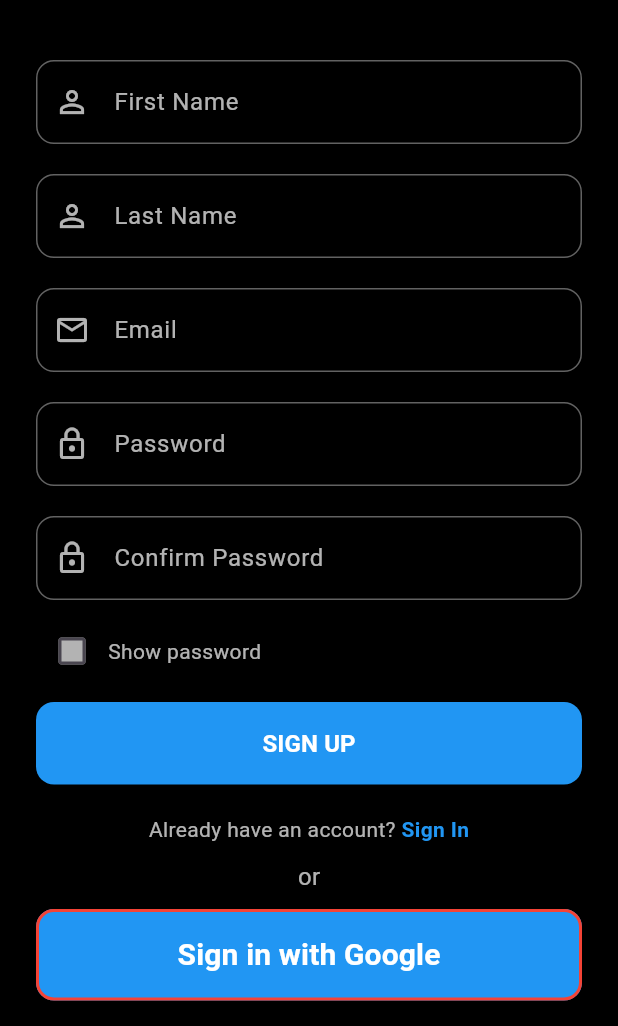
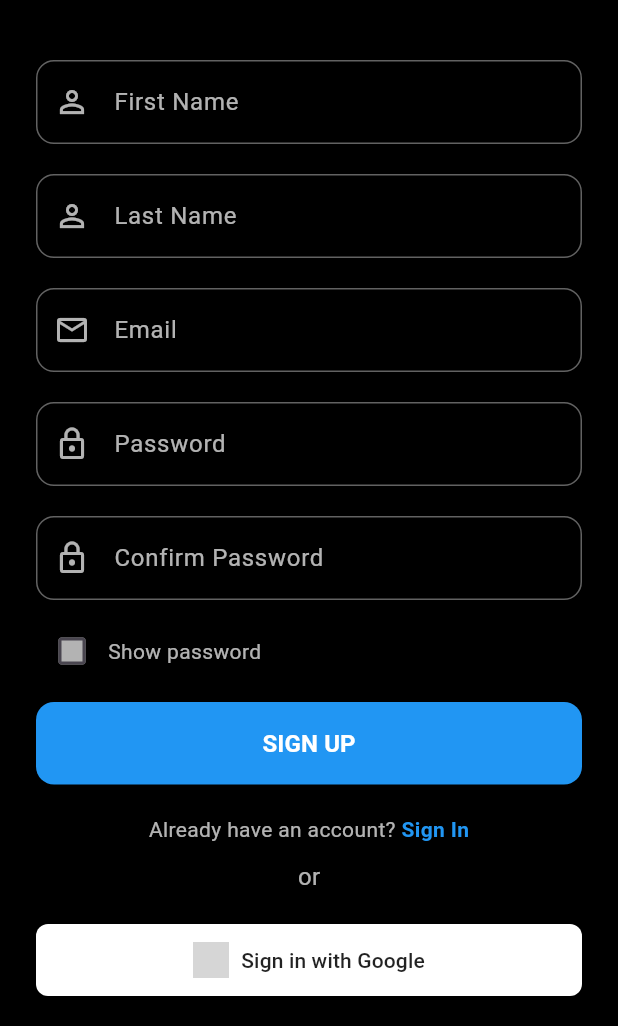
Before and after one commit to preetamprabhu08/anmaya_app, a Flutter app: the SignUpPage screen opened by its route, on a phone screen of 412 x 824 dp, the part 210-1236 px from its top. Run offline on Flutter 3.47's test engine with Material 3 defaults, Android fonts, the phone set to English and light mode, and no system bars; our stand-ins replace cloud_firestore, firebase_auth, firebase_core, firebase_storage, flutter_dotenv, fluttertoast and 2 more; accounts and stored records are empty; grey boxes are pictures that could not be loaded.

Commit message:
[Updated] : sign in with google, toast,firebase auth,store,storage.

```diff
--- a/lib/main.dart
+++ b/lib/main.dart
@@ -2,7 +2,9 @@ import 'package:flutter/material.dart';
 import 'package:anmaya/routes/routes.dart';
 import 'package:flutter_dotenv/flutter_dotenv.dart';
 import 'package:firebase_core/firebase_core.dart';
+
 Future<void> main() async {
+  WidgetsFlutterBinding.ensureInitialized();  // Important!
   await dotenv.load(fileName: ".env");
   await Firebase.initializeApp();
   runApp(const MyApp());
@@ -15,7 +17,7 @@ class MyApp extends StatelessWidget {
   Widget build(BuildContext context) {
     return MaterialApp.router(
       routerConfig: router,
-      // debugShowCheckedModeBanner: false,
+      debugShowCheckedModeBanner: false,    // Optional
       title: 'Anmaya Technologies',
       theme: ThemeData(
         primarySwatch: Colors.blue,
--- a/lib/screens/explore.dart
+++ b/lib/screens/explore.dart
@@ -1,7 +1,7 @@
 import 'package:flutter/material.dart';
 import 'package:go_router/go_router.dart';
-import 'package:anmaya/widgets/bottom_navbar.dart';
-import 'package:anmaya/widgets/sidebar.dart';
+import 'package:anmaya/widgets/static/bottom_navbar.dart';
+import 'package:anmaya/widgets/static/sidebar.dart';
 
 
 class CoursesPage extends StatelessWidget {
--- a/lib/screens/home_page.dart
+++ b/lib/screens/home_page.dart
@@ -1,7 +1,8 @@
 import 'package:flutter/material.dart';
 import 'package:go_router/go_router.dart';
-import 'package:anmaya/widgets/bottom_navbar.dart';
-import 'package:anmaya/widgets/sidebar.dart';
+import 'package:anmaya/widgets/static/bottom_navbar.dart';
+import 'package:anmaya/widgets/static/sidebar.dart';
+
 
 
 class HomePage extends StatefulWidget {
--- a/lib/screens/signup.dart
+++ b/lib/screens/signup.dart
@@ -1,6 +1,6 @@
 import 'package:flutter/material.dart';
 import 'package:go_router/go_router.dart';
-import 'signin.dart';
+import 'package:anmaya/widgets/auth/google_auth.dart';
 
 class SignUpPage extends StatefulWidget {
   const SignUpPage({super.key});
@@ -40,7 +40,8 @@ class _SignUpPageState extends State<SignUpPage> {
         backgroundColor: Colors.black,
         iconTheme: const IconThemeData(color: Colors.white),
       ),
-      body: SingleChildScrollView(
+      body: Center(
+        child: SingleChildScrollView(
         child: Padding(
           padding: const EdgeInsets.all(24.0),
           child: Form(
@@ -340,43 +341,29 @@ class _SignUpPageState extends State<SignUpPage> {
                     style: TextStyle(color: Colors.white70, fontSize: 16),
                   ),
                 ),
-                const SizedBox(height: 10),
-                ElevatedButton(
-                  onPressed: () {
-                    if (_formKey.currentState!.validate()) {
-                      // TODO: Implement signup functionality
-                      ScaffoldMessenger.of(context).showSnackBar(
-                        const SnackBar(content: Text('Processing Sign Up...')),
-                      );
-                    }
-                  },
-                  style: ElevatedButton.styleFrom(
-                    backgroundColor: Colors.blue,
-                    foregroundColor: Colors.white,
-                    padding: const EdgeInsets.symmetric(vertical: 16),
-                    shape: RoundedRectangleBorder(
-                      borderRadius: BorderRadius.circular(12),
-                      side: const BorderSide(
-                        color:
-                            Colors
-                                .red, // Change this to your desired border color
-                        width: 2, // Optional: set border width
-                      ),
-                    ),
-                  ),
-                  child: const Text(
-                    'Sign in with Google',
-                    style: TextStyle(fontSize: 20, fontWeight: FontWeight.bold),
-                  ),
-                ),
                 const SizedBox(height: 20),
 
+                GoogleAuthButton(
+                  onSignInSuccess: (credential) {
+                    // Handle successful sign-up
+                    ScaffoldMessenger.of(context).showSnackBar(
+                      const SnackBar(content: Text('Signed up with Google')),
+                    );
+                  },
+                  onSignInError: (error) {
+                    // Handle error
+                    ScaffoldMessenger.of(context).showSnackBar(
+                      SnackBar(content: Text('Error: \$error')),
+                    );
+                  },
+                ),
                 const SizedBox(height: 20),
               ],
             ),
           ),
         ),
       ),
+      )
     );
   }
 }
--- /dev/null
+++ b/lib/widgets/auth/google_auth.dart
@@ -0,0 +1,71 @@
+import 'package:flutter/material.dart';
+import 'package:firebase_auth/firebase_auth.dart';
+import 'package:google_sign_in/google_sign_in.dart';
+
+class GoogleAuthButton extends StatefulWidget {
+  final void Function(UserCredential)? onSignInSuccess;
+  final void Function(Object error)? onSignInError;
+
+  const GoogleAuthButton({super.key, this.onSignInSuccess, this.onSignInError});
+
+  @override
+  State<GoogleAuthButton> createState() => _GoogleAuthButtonState();
+}
+
+class _GoogleAuthButtonState extends State<GoogleAuthButton> {
+  bool _isLoading = false;
+
+  Future<void> _signInWithGoogle() async {
+    setState(() => _isLoading = true);
+    try {
+      final googleUser = await GoogleSignIn().signIn();
+      if (googleUser == null) {
+        // User canceled the sign-in
+        setState(() => _isLoading = false);
+        return;
+      }
+
+      final googleAuth = await googleUser.authentication;
+
+      final credential = GoogleAuthProvider.credential(
+        accessToken: googleAuth.accessToken,
+        idToken: googleAuth.idToken,
+      );
+
+      final userCredential =
+          await FirebaseAuth.instance.signInWithCredential(credential);
+
+      if (widget.onSignInSuccess != null) {
+        widget.onSignInSuccess!(userCredential);
+      }
+    } catch (e) {
+      if (widget.onSignInError != null) {
+        widget.onSignInError!(e);
+      }
+    } finally {
+      if (mounted) setState(() => _isLoading = false);
+    }
+  }
+
+  @override
+  Widget build(BuildContext context) {
+    return ElevatedButton.icon(
+      icon: Image.asset(
+        'web/icons/google_logo.png', // Add Google logo asset or use Icon(Icons.login)
+        height: 24,
+        width: 24,
+      ),
+      label: _isLoading
+          ? const SizedBox(
+              width: 16, height: 16, child: CircularProgressIndicator(strokeWidth: 2))
+          : const Text('Sign in with Google'),
+      style: ElevatedButton.styleFrom(
+        backgroundColor: Colors.white,
+        foregroundColor: Colors.black87,
+        padding: const EdgeInsets.symmetric(vertical: 12, horizontal: 20),
+        shape: RoundedRectangleBorder(borderRadius: BorderRadius.circular(8)),
+      ),
+      onPressed: _isLoading ? null : _signInWithGoogle,
+    );
+  }
+}
```
Also changed, not shown: lib/firebase/firebase_auth_service.dart (added, +11 -0 lines), lib/firebase/firebase_core_setup.dart (added, +17 -0 lines), lib/firebase/firestore_service.dart (added, +11 -0 lines), lib/firebase/storeage_service.dart (added, +8 -0 lines), lib/screens/profile.dart (+6 -3 lines), lib/screens/signin.dart (+16 -29 lines), lib/utils/toast_helper.dart (added, +37 -0 lines), pubspec.yaml (+13 -0 lines), lib/provider/auth_provider.dart (added), lib/widgets/static/bottom_navbar.dart (renamed from lib/widgets/bottom_navbar.dart), lib/widgets/static/sidebar.dart (renamed from lib/widgets/sidebar.dart), pubspec.lock, 5 other files.
